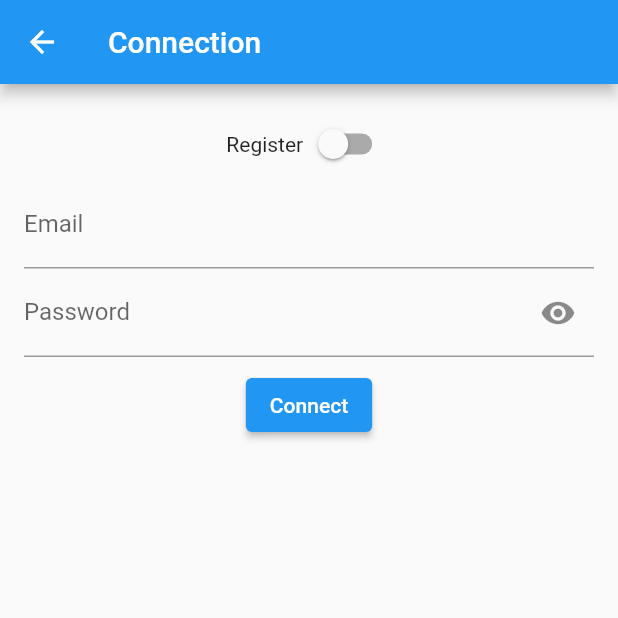
After one commit to loloof64/CorrespondenceChess, a Flutter app: the AuthenticateScreen screen opened by its route, on a phone screen of 412 x 824 dp, the top half of it. The commit adds this screen. Run offline on Flutter 3.47's test engine with Material 2 defaults, Android fonts, the phone set to English and light mode, and no system bars; our stand-ins replace firebase_auth, firebase_core, flutter_i18n, logger; accounts and stored records are empty; generated files the repository leaves out were written again.

Commit message:
We can connect/register to the service.

```diff
--- a/assets/i18n/en.yaml
+++ b/assets/i18n/en.yaml
@@ -1,2 +1,22 @@
 app:
   title:  "Correspondence chess"
+  home: "Home"
+main_screen:
+  access_user_page: "Access your content"
+signin_screen:
+  title: "Connection"
+  register_field: "Register"
+  email_field: "Email"
+  email_hint: "Your email"
+  password_field: "Password"
+  password_hint: "Your password"
+  connect: "Connect"
+  register: "Register"
+firebase:
+  errors:
+    empty_field: "Empty field !"
+    invalid_email: "Invalid email !"
+    weak_password: "Password must have at least 6 characters !"
+    not_registered: "You are not registered in application's users !"
+    already_registered_user: "A user with the same email is already registered !"
+    wrong_password: "Wrong password !"
--- a/assets/i18n/es.yaml
+++ b/assets/i18n/es.yaml
@@ -1,2 +1,22 @@
 app:
   title:  "Ajedrez por correspondencia"
+  home: "Bienvenida"
+main_screen:
+  access_user_page: "Accede a tu contenido"
+signin_screen:
+  title: "Conexión"
+  register_field: "Registrarse"
+  email_field: "Correo electrónico"
+  email_hint: "Su correo electrónico"
+  password_field: "Clave"
+  password_hint: "Su clave"
+  connect: "Conectar"
+  register: "Registrarse"
+firebase:
+  errors:
+    empty_field: "¡Campo vacío!"
+    invalid_email: "¡Correo electrónico no válido!"
+    weak_password: "¡La contraseña debe tener al menos 6 caracteres!"
+    not_registered: "¡No está registrado en los usuarios de la aplicación!"
+    already_registered_user: "¡Un usuario con el mismo correo electrónico ya está registrado!"
+    wrong_password: "¡Contraseña incorrecta!"
--- a/assets/i18n/fr.yaml
+++ b/assets/i18n/fr.yaml
@@ -1,2 +1,22 @@
 app:
   title:  "Echecs par correspondance"
+  home: "Accueil"
+main_screen:
+  access_user_page: "Acceder au contenu"
+signin_screen:
+  title: "Connexion"
+  register_field: "S'enregister"
+  email_field: "Email"
+  email_hint: "Votre email"
+  password_field: "Mot de passe"
+  password_hint: "Votre mot de passe"
+  connect: "Se connecter"
+  register: "S'enregistrer"
+firebase:
+  errors:
+    empty_field: "Champ vide !"
+    invalid_email: "Email invalide !"
+    weak_password: "Le mot de passe doit contenir au moins 6 caractères !"
+    not_registered: "Vous ne figurez pas dans la liste des utilisateurs enregistrés !"
+    already_registered_user: "Un(e) utilisateur(trice) est déjà enregistré(e) avec le même email !"
+    wrong_password: "Mot de passe incorrect !"
--- /dev/null
+++ b/lib/components/password_field.dart
@@ -0,0 +1,41 @@
+import 'package:flutter/material.dart';
+
+class PasswordField extends StatefulWidget {
+  final TextEditingController controller;
+  final String labelText;
+  final String hintText;
+  const PasswordField({
+    Key? key,
+    required this.controller,
+    required this.labelText,
+    required this.hintText,
+  }) : super(key: key);
+
+  @override
+  State<PasswordField> createState() => _PasswordFieldState();
+}
+
+class _PasswordFieldState extends State<PasswordField> {
+  bool _hidePassword = true;
+
+  @override
+  Widget build(BuildContext context) {
+    return TextField(
+      obscureText: _hidePassword,
+      controller: widget.controller,
+      decoration: InputDecoration(
+          labelText: widget.labelText,
+          hintText: widget.hintText,
+          suffixIcon: IconButton(
+            icon: Icon(
+              _hidePassword ? Icons.remove_red_eye : Icons.password,
+            ),
+            onPressed: () {
+              setState(() {
+                _hidePassword = !_hidePassword;
+              });
+            },
+          )),
+    );
+  }
+}
--- /dev/null
+++ b/lib/models/user.dart
@@ -0,0 +1,5 @@
+class AppUser {
+  final String uid;
+
+  AppUser({required this.uid});
+}
--- /dev/null
+++ b/lib/screens/authenticate/authenticate_screen.dart
@@ -0,0 +1,142 @@
+import 'package:flutter/material.dart';
+import 'package:flutter_i18n/flutter_i18n.dart';
+import '../../components/password_field.dart';
+import 'package:flutter_i18n/widgets/I18nText.dart';
+import '../../models/user.dart';
+import '../../services/authentication_service.dart';
+
+class AuthenticateScreen extends StatefulWidget {
+  const AuthenticateScreen({Key? key}) : super(key: key);
+
+  @override
+  State<AuthenticateScreen> createState() => _AuthenticateScreenState();
+}
+
+class _AuthenticateScreenState extends State<AuthenticateScreen> {
+  final TextEditingController _emailController = TextEditingController();
+  final TextEditingController _passwordController = TextEditingController();
+  bool _registerMode = false;
+  final _authService = AuthenticationService();
+  String? _error;
+  bool _loading = false;
+
+  Future<void> _authenticateUser() async {
+    final email = _emailController.text;
+    final password = _passwordController.text;
+
+    setState(() {
+      _error = null;
+      _loading = true;
+    });
+
+    final result = _registerMode
+        ? await _authService.registerWithEmailAndPassword(
+            email: email, password: password, context: context)
+        : await _authService.signInWithEmailAndPassword(
+            email: email, password: password, context: context);
+
+    setState(() {
+      _loading = false;
+    });
+
+    if (result is String) {
+      setState(() {
+        _error = result;
+      });
+    }
+  }
+
+  @override
+  Widget build(BuildContext context) {
+    return Scaffold(
+      appBar: AppBar(
+        title: I18nText(
+          'signin_screen.title',
+        ),
+      ),
+      body: Padding(
+        padding: const EdgeInsets.all(16.0),
+        child: SingleChildScrollView(
+          child: Stack(
+            children: [
+              Column(
+                mainAxisAlignment: MainAxisAlignment.center,
+                crossAxisAlignment: CrossAxisAlignment.center,
+                children: [
+                  Row(
+                    mainAxisAlignment: MainAxisAlignment.center,
+                    children: [
+                      I18nText('signin_screen.register_field'),
+                      Switch(
+                        value: _registerMode,
+                        onChanged: (newValue) {
+                          setState(() {
+                            _registerMode = newValue;
+                          });
+                        },
+                      )
+                    ],
+                  ),
+                  TextField(
+                    controller: _emailController,
+                    decoration: InputDecoration(
+                      labelText: FlutterI18n.translate(
+                        context,
+                        'signin_screen.email_field',
+                      ),
+                      hintText: FlutterI18n.translate(
+                        context,
+                        'signin_screen.email_hint',
+                      ),
+                    ),
+                  ),
+                  PasswordField(
+                    controller: _passwordController,
+                    labelText: FlutterI18n.translate(
+                      context,
+                      'signin_screen.password_field',
+                    ),
+                    hintText: FlutterI18n.translate(
+                      context,
+                      'signin_screen.password_hint',
+                    ),
+                  ),
+                  _error != null
+                      ? Padding(
+                          padding: const EdgeInsets.all(8.0),
+                          child: Text(
+                            _error!,
+                            style: const TextStyle(
+                              color: Colors.red,
+                            ),
+                          ),
+                        )
+                      : Container(),
+                  Padding(
+                    padding: const EdgeInsets.all(8.0),
+                    child: ElevatedButton(
+                      onPressed: _authenticateUser,
+                      child: I18nText(
+                        _registerMode
+                            ? 'signin_screen.register'
+                            : 'signin_screen.connect',
+                      ),
+                    ),
+                  ),
+                ],
+              ),
+              _loading
+                  ? const Center(
+                      child: SizedBox(
+                          width: 150,
+                          height: 150,
+                          child: CircularProgressIndicator()),
+                    )
+                  : const SizedBox(),
+            ],
+          ),
+        ),
+      ),
+    );
+  }
+}
--- /dev/null
+++ b/lib/services/authentication_service.dart
@@ -0,0 +1,94 @@
+import 'package:correspondence_chess/models/user.dart';
+import 'package:firebase_auth/firebase_auth.dart';
+import 'package:flutter/cupertino.dart';
+import 'package:flutter_i18n/flutter_i18n.dart';
+
+final errorRegex = RegExp(r"\[firebase_auth/(.*)\](.*)");
+
+class AuthenticationService {
+  final FirebaseAuth _auth = FirebaseAuth.instance;
+
+  AppUser? _userFromFirebase(User? user) {
+    return user != null ? AppUser(uid: user.uid) : null;
+  }
+
+  String _authExceptionToMessage(
+      {required Object exception, required BuildContext context}) {
+    final message = exception.toString();
+    final match = errorRegex.firstMatch(message);
+    final type = match?.group(1);
+    final detail = match?.group(2)?.trim();
+    if (type == null || detail == null) return message;
+    switch (type) {
+      case 'invalid-email':
+        return FlutterI18n.translate(
+          context,
+          'firebase.errors.invalid_email',
+        );
+      case 'user-not-found':
+        return FlutterI18n.translate(context, 'firebase.errors.not_registered');
+      case 'weak-password':
+        return FlutterI18n.translate(context, 'firebase.errors.weak_password');
+      case 'email-already-in-use':
+        return FlutterI18n.translate(
+            context, 'firebase.errors.already_registered_user');
+      case 'wrong-password':
+        return FlutterI18n.translate(context, 'firebase.errors.wrong_password');
+      case 'unknown':
+        switch (detail) {
+          case 'Given String is empty or null':
+            return FlutterI18n.translate(
+              context,
+              'firebase.errors.empty_field',
+            );
+          default:
+            return message;
+        }
+      default:
+        return message;
+    }
+  }
+
+  Stream<AppUser?> get user {
+    return _auth.authStateChanges().map(_userFromFirebase);
+  }
+
+  Future signInWithEmailAndPassword(
+      {required String email,
+      required String password,
+      required BuildContext context}) async {
+    try {
+      UserCredential result = await _auth.signInWithEmailAndPassword(
+          email: email, password: password);
+      User? user = result.user;
+      return _userFromFirebase(user);
+    } catch (exception) {
+      return _authExceptionToMessage(exception: exception, context: context);
+    }
+  }
+
+  Future registerWithEmailAndPassword(
+      {required String email,
+      required String password,
+      required BuildContext context}) async {
+    try {
+      UserCredential result = await _auth.createUserWithEmailAndPassword(
+          email: email, password: password);
+      User? user = result.user;
+
+      // TODO store new user in Firestore
+
+      return _userFromFirebase(user);
+    } catch (exception) {
+      return _authExceptionToMessage(exception: exception, context: context);
+    }
+  }
+
+  Future signOut({required BuildContext context}) async {
+    try {
+      return await _auth.signOut();
+    } catch (exception) {
+      return _authExceptionToMessage(exception: exception, context: context);
+    }
+  }
+}
--- a/pubspec.yaml
+++ b/pubspec.yaml
@@ -36,6 +36,8 @@ dependencies:
   cupertino_icons: ^1.0.2
   flutter_i18n: ^0.32.1
   logger: ^1.1.0
+  firebase_core: ^1.13.1
+  firebase_auth: ^3.3.11
 
 dev_dependencies:
   flutter_test:
```
Also changed, not shown: lib/main.dart (+20 -25 lines), pubspec.lock, 7 other files.
